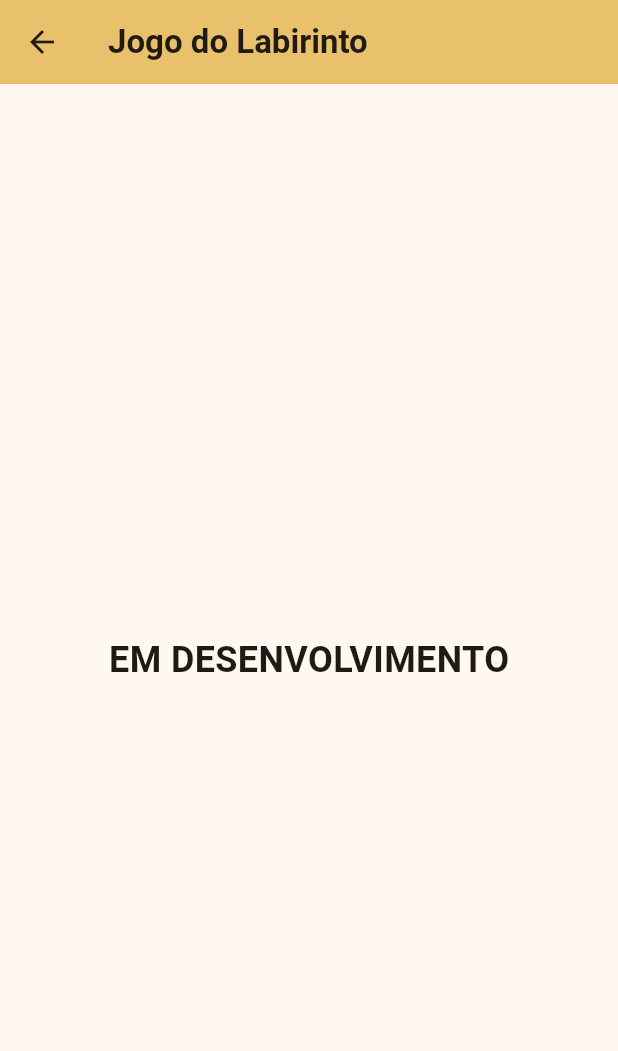
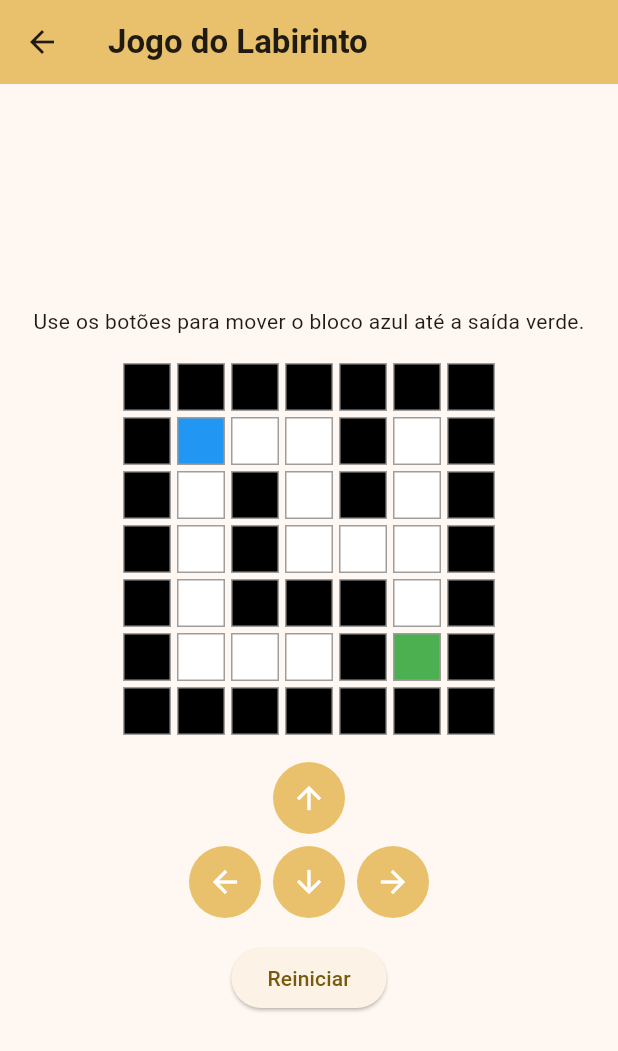
Before and after one commit to joaovictorlinhares/desafios_dos_jogos, a Flutter app: the JogoLabirinto screen opened by its route, on a phone screen of 412 x 824 dp. Shown: the top 1051 px of the screen. Run offline on Flutter 3.47's test engine with Material 3 defaults, Android fonts, the phone set to English and light mode, and no system bars.

Commit message:
Add JogoLabirinto

```diff
--- a/lib/pages/jogo_labirinto.dart
+++ b/lib/pages/jogo_labirinto.dart
@@ -1,24 +1,190 @@
 import 'package:desafios_dos_jogos/widgets/custom_app_bar.dart';
 import 'package:flutter/material.dart';
 
-class JogoLabirinto extends StatelessWidget {
+class JogoLabirinto extends StatefulWidget {
   const JogoLabirinto({super.key});
 
   @override
-  Widget build(BuildContext context) {
-    return Scaffold(
-      appBar: CustomAppBar(text: 'Jogo do Labirinto'),
-      body: Column(
-        mainAxisAlignment: MainAxisAlignment.center,
+  State<JogoLabirinto> createState() => _JogoLabirintoState();
+}
+
+class _JogoLabirintoState extends State<JogoLabirinto> {
+  // 0 = vazio, 1 = parede, 2 = saída
+  final List<List<List<int>>> labirintos = [
+    [
+      [1, 1, 1, 1, 1, 1, 1],
+      [1, 0, 0, 0, 1, 0, 1],
+      [1, 0, 1, 0, 1, 0, 1],
+      [1, 0, 1, 0, 0, 0, 1],
+      [1, 0, 1, 1, 1, 0, 1],
+      [1, 0, 0, 0, 1, 2, 1],
+      [1, 1, 1, 1, 1, 1, 1],
+    ],
+    [
+      [1, 1, 1, 1, 1, 1, 1],
+      [1, 0, 1, 0, 0, 0, 1],
+      [1, 0, 1, 0, 1, 0, 1],
+      [1, 0, 0, 0, 1, 0, 1],
+      [1, 1, 1, 0, 1, 0, 1],
+      [1, 2, 0, 0, 1, 0, 1],
+      [1, 1, 1, 1, 1, 1, 1],
+    ],
+    [
+      [1, 1, 1, 1, 1, 1, 1],
+      [1, 0, 0, 1, 0, 2, 1],
+      [1, 1, 0, 1, 0, 1, 1],
+      [1, 0, 0, 0, 0, 0, 1],
+      [1, 0, 1, 1, 1, 0, 1],
+      [1, 0, 0, 0, 1, 0, 1],
+      [1, 1, 1, 1, 1, 1, 1],
+    ],
+  ];
+  int indiceLabirinto = 0;
+  List<List<int>> get labirinto => labirintos[indiceLabirinto];
+  int linhaJogador = 1;
+  int colunaJogador = 1;
+  bool venceu = false;
+
+  void moverJogador(int dLinha, int dColuna) {
+    if (venceu) return;
+    int novaLinha = linhaJogador + dLinha;
+    int novaColuna = colunaJogador + dColuna;
+    if (labirinto[novaLinha][novaColuna] != 1) {
+      setState(() {
+        linhaJogador = novaLinha;
+        colunaJogador = novaColuna;
+        if (labirinto[linhaJogador][colunaJogador] == 2) {
+          venceu = true;
+        }
+      });
+    }
+  }
+
+  void reiniciarJogo() {
+    setState(() {
+      indiceLabirinto = (indiceLabirinto + 1) % labirintos.length;
+      linhaJogador = 1;
+      colunaJogador = 1;
+      venceu = false;
+    });
+  }
+
+  Widget construirLabirinto() {
+    return Column(
+      mainAxisSize: MainAxisSize.min,
+      children: List.generate(labirinto.length, (linha) {
+        return Row(
+          mainAxisSize: MainAxisSize.min,
+          children: List.generate(labirinto[linha].length, (coluna) {
+            Color cor;
+            if (linha == linhaJogador && coluna == colunaJogador) {
+              cor = Colors.blue;
+            } else if (labirinto[linha][coluna] == 1) {
+              cor = Colors.black;
+            } else if (labirinto[linha][coluna] == 2) {
+              cor = Colors.green;
+            } else {
+              cor = Colors.white;
+            }
+            return Container(
+              width: 32,
+              height: 32,
+              margin: const EdgeInsets.all(2),
+              decoration: BoxDecoration(
+                color: cor,
+                border: Border.all(color: Colors.grey),
+              ),
+            );
+          }),
+        );
+      }),
+    );
+  }
+
+  Widget construirControles() {
+    return SizedBox(
+      width: 160,
+      child: GridView.count(
+        crossAxisCount: 3,
+        shrinkWrap: true,
+        mainAxisSpacing: 8,
+        crossAxisSpacing: 8,
         children: [
-          Center(
-            child: Text(
-              "EM DESENVOLVIMENTO",
-              style: TextStyle(fontSize: 24, fontWeight: FontWeight.bold),
+          const SizedBox.shrink(),
+          IconButton(
+            icon: const Icon(Icons.arrow_upward),
+            onPressed: () => moverJogador(-1, 0),
+            style: IconButton.styleFrom(
+              backgroundColor: Theme.of(context).colorScheme.inversePrimary,
+              foregroundColor: Colors.white,
+            ),
+          ),
+          const SizedBox.shrink(),
+          IconButton(
+            icon: const Icon(Icons.arrow_back),
+            onPressed: () => moverJogador(0, -1),
+            style: IconButton.styleFrom(
+              backgroundColor: Theme.of(context).colorScheme.inversePrimary,
+              foregroundColor: Colors.white,
+            ),
+          ),
+          IconButton(
+            icon: const Icon(Icons.arrow_downward),
+            onPressed: () => moverJogador(1, 0),
+            style: IconButton.styleFrom(
+              backgroundColor: Theme.of(context).colorScheme.inversePrimary,
+              foregroundColor: Colors.white,
+            ),
+          ),
+          IconButton(
+            icon: const Icon(Icons.arrow_forward),
+            onPressed: () => moverJogador(0, 1),
+            style: IconButton.styleFrom(
+              backgroundColor: Theme.of(context).colorScheme.inversePrimary,
+              foregroundColor: Colors.white,
             ),
           ),
         ],
       ),
     );
   }
+
+  Widget construirStatus() {
+    if (venceu) {
+      return Text(
+        'Parabéns! Você chegou à saída!',
+        style: TextStyle(
+          fontSize: 20,
+          fontWeight: FontWeight.bold,
+          color: Colors.green,
+        ),
+      );
+    } else {
+      return Text('Use os botões para mover o bloco azul até a saída verde.');
+    }
+  }
+
+  @override
+  Widget build(BuildContext context) {
+    return Scaffold(
+      appBar: CustomAppBar(text: 'Jogo do Labirinto'),
+      body: Center(
+        child: Column(
+          mainAxisAlignment: MainAxisAlignment.center,
+          children: [
+            construirStatus(),
+            const SizedBox(height: 16),
+            construirLabirinto(),
+            const SizedBox(height: 16),
+            construirControles(),
+            const SizedBox(height: 16),
+            ElevatedButton(
+              onPressed: reiniciarJogo,
+              child: const Text('Reiniciar'),
+            ),
+          ],
+        ),
+      ),
+    );
+  }
 }
```
